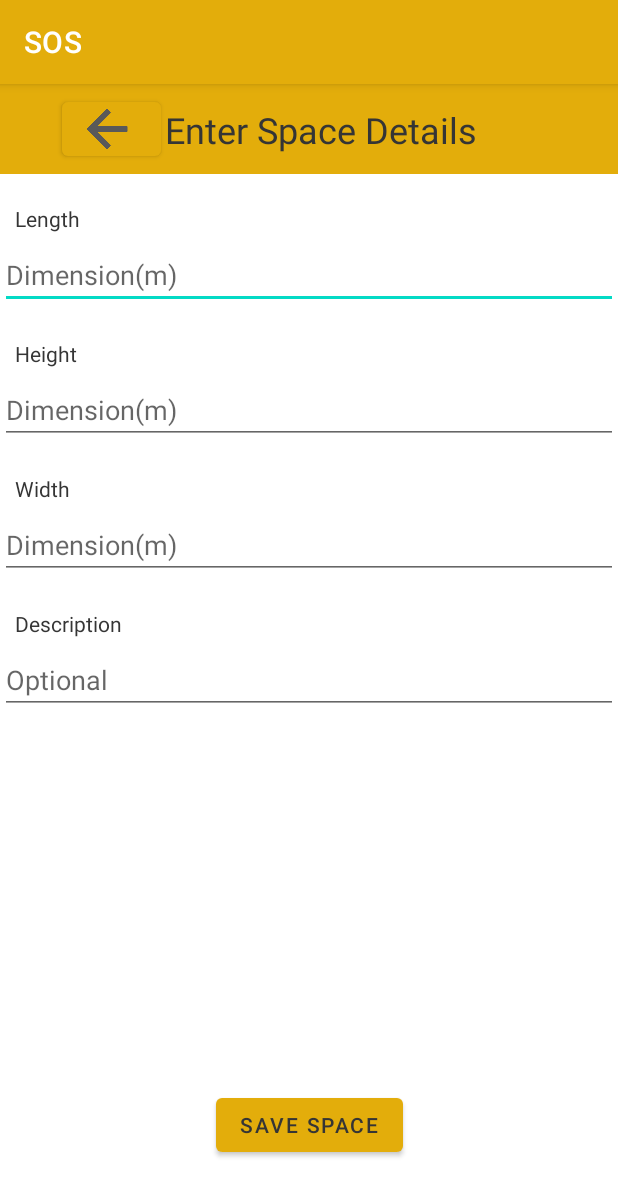
After one commit to Sindiso99/SOS, an Android app: the SpaceEditor screen opened directly, with no data from a screen before it, on a phone screen of 412 x 824 dp. The commit adds this screen. Shown: the top 1196 px of the screen. Run offline under Robolectric (Android 15) with nearby library versions, the phone set to English and light mode, and no system bars.

Commit message:
Holders can now edit space details. Added holderSpace table to db and added necessary dbHandler methods

```diff
--- a/app/src/main/AndroidManifest.xml
+++ b/app/src/main/AndroidManifest.xml
@@ -12,7 +12,7 @@
          location permissions for the "MyLocation" functionality.
     -->
     <uses-permission android:name="android.permission.ACCESS_FINE_LOCATION" />
-    <uses-permission android:name="android.permission.ACCESS_COARSE_LOCATION"/>
+    <uses-permission android:name="android.permission.ACCESS_COARSE_LOCATION" />
 
     <application
         android:allowBackup="true"
@@ -21,7 +21,8 @@
         android:roundIcon="@mipmap/ic_launcher_round"
         android:supportsRtl="true"
         android:theme="@style/Theme.SOS">
-        <activity android:name=".HolderSpace"></activity>
+        <activity android:name=".SpaceEditor"></activity>
+        <activity android:name=".HolderSpace" />
         <activity android:name=".HomePage" />
         <activity android:name=".ContainerEditor" />
         <!--
--- a/app/src/main/java/com/swansea/sindiso/HomePage.java
+++ b/app/src/main/java/com/swansea/sindiso/HomePage.java
@@ -43,9 +43,10 @@ public class HomePage extends AppCompatActivity {
             public void onClick(View v) {
                 if(!user.isStudent()){
                     startIntent = new Intent (HomePage.this, HolderSpace.class);
+                    startIntent.putExtra("com.swansea.sindiso.owner", user);
                 } else {
                 startIntent = new Intent(HomePage.this, StudentContainers.class);
-                startIntent.putExtra("com.swansea.sindiso.takeUser", user);
+                startIntent.putExtra("com.swansea.sindiso.student", user);
                 }
                 startActivity(startIntent);
             }
--- /dev/null
+++ b/app/src/main/java/com/swansea/sindiso/Space.java
@@ -0,0 +1,47 @@
+package com.swansea.sindiso;
+
+public class Space {
+    private Integer length;
+    private Integer height;
+    private Integer width;
+    private String description;
+    private Integer ownerId;
+    private Integer volume;
+
+    public Space(Integer ownerId, Integer length, Integer height, Integer width, String description) {
+        this.length = length;
+        this.height = height;
+        this.width = width;
+        this.description = description;
+        this.ownerId = ownerId;
+        setVolume();
+    }
+
+    private void setVolume(){
+        volume = length * height * width;
+    }
+
+    public Integer getVolume() {
+        return volume;
+    }
+
+    public Integer getLength() {
+        return length;
+    }
+
+    public Integer getHeight() {
+        return height;
+    }
+
+    public Integer getWidth() {
+        return width;
+    }
+
+    public String getDescription() {
+        return description;
+    }
+
+    public Integer getOwnerId() {
+        return ownerId;
+    }
+}
--- /dev/null
+++ b/app/src/main/java/com/swansea/sindiso/SpaceEditor.java
@@ -0,0 +1,79 @@
+package com.swansea.sindiso;
+
+import android.content.Intent;
+import android.os.Bundle;
+import android.view.View;
+import android.widget.Button;
+import android.widget.EditText;
+import android.widget.TextView;
+import android.widget.Toast;
+
+import androidx.appcompat.app.AppCompatActivity;
+
+public class SpaceEditor extends AppCompatActivity {
+
+    private Integer ownerId;
+    private Button leaveActivityBtn;
+    private Button saveSpaceBtn;
+    private EditText lengthInput;
+    private EditText widthInput;
+    private EditText heightInput;
+    private EditText descInput;
+    private TextView task;
+    private Intent intent;
+    private Space space;
+    private DataBaseHandler dataBaseHandler;
+    private boolean existingSpace = false;
+
+    @Override
+    protected void onCreate(Bundle savedInstanceState) {
+        super.onCreate(savedInstanceState);
+        setContentView(R.layout.activity_space_editor);
+        lengthInput = (EditText) findViewById(R.id.space_length_Edit);
+        widthInput = (EditText) findViewById(R.id.space_width_edit);
+        heightInput = (EditText) findViewById(R.id.space_height_edit);
+        descInput = (EditText) findViewById(R.id.space_description_edit);
+        task = (TextView) findViewById(R.id.space_edit_task);
+
+        if (getIntent().hasExtra("com.swansea.sindiso.ownerId")) {
+            ownerId = getIntent().getIntExtra("com.swansea.sindiso.ownerId", -1);
+        }
+        dataBaseHandler = new DataBaseHandler(SpaceEditor.this);
+        space = dataBaseHandler.getHolderSpace(ownerId);
+        if (space.getOwnerId() != -1){
+            existingSpace = true;
+            lengthInput.setText(space.getLength().toString());
+            heightInput.setText(space.getHeight().toString());
+            widthInput.setText(space.getWidth().toString());
+            descInput.setText(space.getDescription());
+            task.setText("Edit Space Details");
+        }
+
+        leaveActivityBtn = (Button) findViewById(R.id.leave_space_editor);
+        leaveActivityBtn.setOnClickListener(new View.OnClickListener() {
+            @Override
+            public void onClick(View v) {
+                intent = new Intent(SpaceEditor.this, HolderSpace.class);
+                startActivity(intent);
+            }
+        });
+
+        saveSpaceBtn = (Button) findViewById(R.id.enter_space_details_btn);
+        saveSpaceBtn.setOnClickListener(new View.OnClickListener() {
+            @Override
+            public void onClick(View v) {
+                try{
+                    space = new Space(ownerId, Integer.parseInt(lengthInput.getText().toString()), Integer.parseInt(heightInput.getText().toString()),
+                            Integer.parseInt(widthInput.getText().toString()), descInput.getText().toString());
+                    if(dataBaseHandler.addHolderSpace(space, existingSpace)){
+                        intent = new Intent(SpaceEditor.this, HolderSpace.class);
+                        startActivity(intent);
+                    }
+
+                } catch (Exception e) {
+                    Toast.makeText(SpaceEditor.this, R.string.missing_input, Toast.LENGTH_SHORT).show();
+                }
+            }
+        });
+    }
+}
--- /dev/null
+++ b/app/src/main/res/layout/activity_space_editor.xml
@@ -0,0 +1,137 @@
+<?xml version="1.0" encoding="utf-8"?>
+<androidx.constraintlayout.widget.ConstraintLayout xmlns:android="http://schemas.android.com/apk/res/android"
+    xmlns:app="http://schemas.android.com/apk/res-auto"
+    xmlns:tools="http://schemas.android.com/tools"
+    android:layout_width="match_parent"
+    android:layout_height="match_parent"
+    tools:context=".SpaceEditor">
+
+    <androidx.appcompat.widget.Toolbar
+        android:id="@+id/space_editor_header"
+        android:layout_width="match_parent"
+        android:layout_height="60dp"
+        android:background="@color/gold_theme"
+        android:minHeight="?attr/actionBarSize"
+        android:theme="?attr/actionBarTheme"
+        app:layout_constraintEnd_toEndOf="parent"
+        app:layout_constraintStart_toStartOf="parent"
+        app:layout_constraintTop_toTopOf="parent">
+
+        <androidx.constraintlayout.widget.ConstraintLayout
+            android:layout_width="match_parent"
+            android:layout_height="match_parent">
+
+            <androidx.appcompat.widget.AppCompatTextView
+                android:id="@+id/space_edit_task"
+                android:layout_width="wrap_content"
+                android:layout_height="wrap_content"
+                android:textAlignment="center"
+                android:text="Enter Space Details"
+                android:textColor="@color/text_black"
+                android:textSize="24sp"
+                app:layout_constraintBottom_toBottomOf="parent"
+                app:layout_constraintEnd_toEndOf="parent"
+                app:layout_constraintStart_toStartOf="parent"
+                app:layout_constraintTop_toTopOf="parent" />
+
+            <com.google.android.material.button.MaterialButton
+                android:id="@+id/leave_space_editor"
+                android:layout_width="66dp"
+                android:layout_height="48dp"
+                android:drawableEnd="@drawable/back_icon"
+                app:layout_constraintBottom_toBottomOf="parent"
+                android:layout_marginHorizontal="25dp"
+                app:layout_constraintStart_toStartOf="parent"
+                app:layout_constraintTop_toTopOf="parent"></com.google.android.material.button.MaterialButton>
+        </androidx.constraintlayout.widget.ConstraintLayout>
+    </androidx.appcompat.widget.Toolbar>
+
+    <TextView
+        android:layout_width="wrap_content"
+        android:layout_height="wrap_content"
+        app:layout_constraintTop_toBottomOf="@id/space_editor_header"
+        android:id="@+id/length_txt"
+        android:text="Length"
+        android:layout_marginVertical="20dp"
+        app:layout_constraintStart_toStartOf="parent"
+        android:layout_marginStart="10dp"></TextView>
+
+    <EditText
+        android:id="@+id/space_length_Edit"
+        android:layout_width="match_parent"
+        android:layout_height="wrap_content"
+        app:layout_constraintTop_toBottomOf="@id/length_txt"
+        android:layout_marginVertical="5dp"
+        android:hint="Dimension(m)"
+        android:inputType="number"></EditText>
+
+    <TextView
+        android:layout_width="wrap_content"
+        android:layout_height="wrap_content"
+        app:layout_constraintTop_toBottomOf="@id/space_length_Edit"
+        android:id="@+id/height_txt"
+        android:text="Height"
+        android:layout_marginVertical="20dp"
+        app:layout_constraintStart_toStartOf="parent"
+        android:layout_marginStart="10dp"></TextView>
+
+    <EditText
+        android:id="@+id/space_height_edit"
+        android:layout_width="match_parent"
+        android:layout_height="wrap_content"
+        app:layout_constraintTop_toBottomOf="@id/height_txt"
+        android:layout_marginVertical="5dp"
+        android:hint="Dimension(m)"
+        android:inputType="number"
+        ></EditText>
+
+    <TextView
+        android:layout_width="wrap_content"
+        android:layout_height="wrap_content"
+        app:layout_constraintTop_toBottomOf="@id/space_height_edit"
+        android:id="@+id/width_txt"
+        android:text="Width"
+        android:layout_marginVertical="20dp"
+        app:layout_constraintStart_toStartOf="parent"
+        android:layout_marginStart="10dp"></TextView>
+
+    <EditText
+        android:id="@+id/space_width_edit"
+        android:layout_width="match_parent"
+        android:layout_height="wrap_content"
+        app:layout_constraintTop_toBottomOf="@id/width_txt"
+        android:layout_marginVertical="5dp"
+        android:hint="Dimension(m)"
+        android:inputType="number"
+        ></EditText>
+
+    <TextView
+        android:layout_width="wrap_content"
+        android:layout_height="wrap_content"
+        app:layout_constraintTop_toBottomOf="@id/space_width_edit"
+        android:id="@+id/description_txt"
+        android:text="Description"
+        android:layout_marginVertical="20dp"
+        app:layout_constraintStart_toStartOf="parent"
+        android:layout_marginStart="10dp"></TextView>
+
+    <EditText
+        android:id="@+id/space_description_edit"
+        android:layout_width="match_parent"
+        android:layout_height="wrap_content"
+        app:layout_constraintTop_toBottomOf="@id/description_txt"
+        android:layout_marginVertical="5dp"
+        android:hint="Optional"
+        ></EditText>
+
+    <Button
+        android:layout_width="wrap_content"
+        android:layout_height="wrap_content"
+        android:id="@+id/enter_space_details_btn"
+        android:text="Save Space"
+        app:layout_constraintBottom_toBottomOf="parent"
+        android:textColor="@color/text_black"
+        app:layout_constraintStart_toStartOf="parent"
+        app:layout_constraintEnd_toEndOf="parent"
+        android:layout_marginVertical="50dp"></Button>
+</androidx.constraintlayout.widget.ConstraintLayout>
```
Also changed, not shown: app/src/main/java/com/swansea/sindiso/Arrangement.java (added, +49 -0 lines), app/src/main/java/com/swansea/sindiso/DataBaseHandler.java (+51 -3 lines), app/src/main/java/com/swansea/sindiso/HolderSpace.java (+33 -1 lines), app/src/main/java/com/swansea/sindiso/StudentContainers.java (+9 -9 lines), app/src/main/java/com/swansea/sindiso/User.java (+7 -0 lines).
